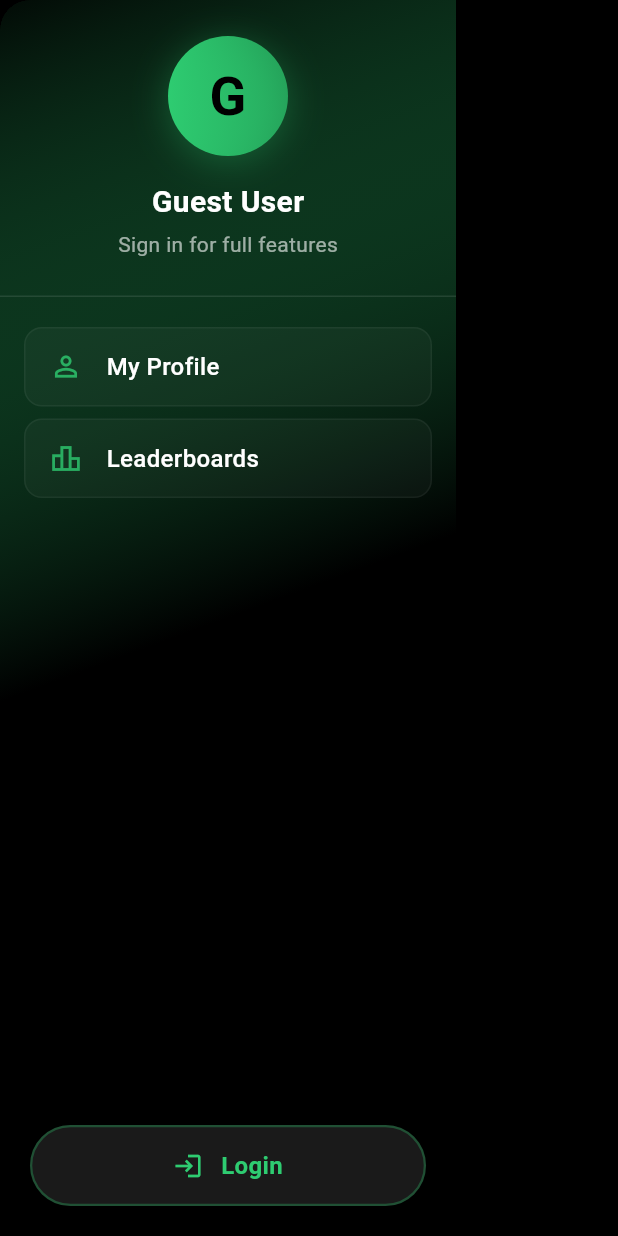
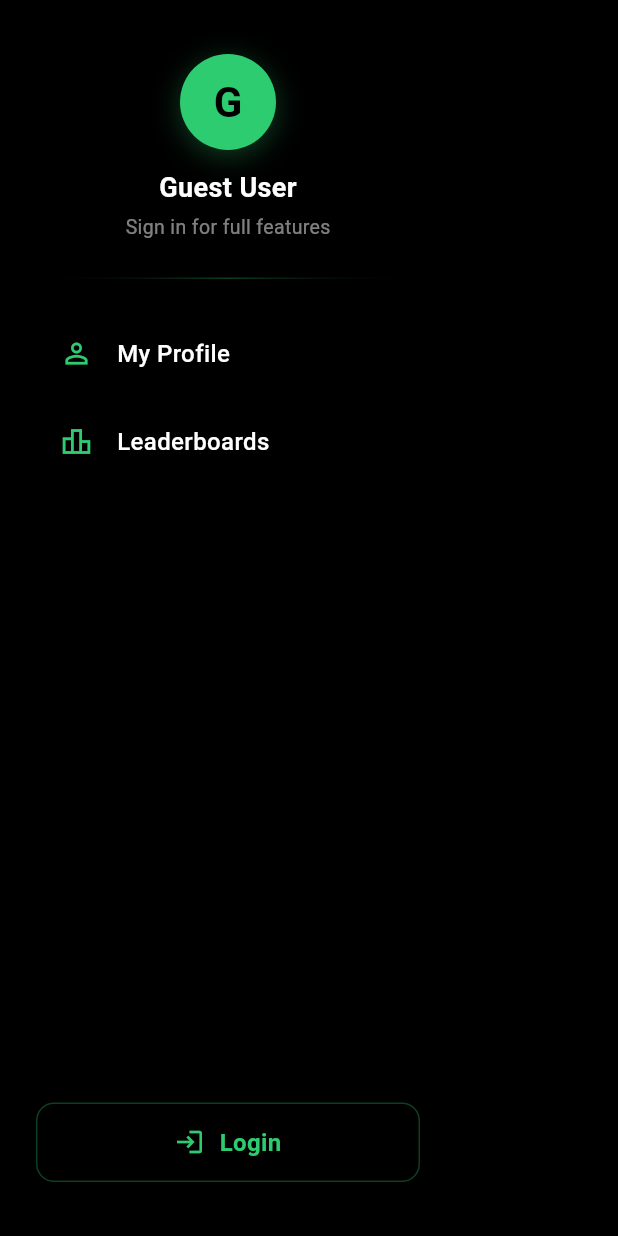
Before and after one commit to Walapalam/VisuaLit-Flutter_2.0, a Flutter app: the AppDrawer widget shown alone on an empty page, opened directly, on a phone screen of 412 x 824 dp. Run offline on Flutter 3.47's test engine with Material 3 defaults, Android fonts, the phone set to English and light mode, and no system bars; our stand-ins replace appwrite, cached_network_image, connectivity_plus, csslib, device_info_plus, file_picker and 16 more; missing offline and left inert: epubx, flutter_html_svg, flutter_html_table, screen_brightness; accounts and stored records are empty; generated files the repository leaves out were written again; network calls fail.

```diff
--- a/lib/features/app_drawer.dart
+++ b/lib/features/app_drawer.dart
@@ -21,45 +21,34 @@ class AppDrawer extends ConsumerWidget {
         ),
       ),
       child: Container(
-        decoration: BoxDecoration(
-          borderRadius: const BorderRadius.only(
+        decoration: const BoxDecoration(
+          borderRadius: BorderRadius.only(
             topLeft: Radius.circular(20),
             bottomLeft: Radius.circular(20),
           ),
-          gradient: LinearGradient(
-            begin: Alignment.topLeft,
-            end: Alignment.bottomRight,
-            colors: [
-              AppTheme.primaryGreen.withOpacity(0.05),
-              AppTheme.black,
-              AppTheme.black,
-            ],
-          ),
+          color: AppTheme.black,
         ),
         child: SafeArea(
+          child: Padding(
+            padding: const EdgeInsets.symmetric(vertical: 20),
             child: Column(
               children: [
-              // Header Section
-              Container(
-                padding: const EdgeInsets.all(24),
+                // Header Section - Compact
+                Padding(
+                  padding: const EdgeInsets.fromLTRB(24, 16, 24, 24),
                   child: Column(
                     children: [
-                    // Profile Avatar
+                      // Profile Avatar - Smaller
                       Container(
-                      width: 80,
-                      height: 80,
+                        width: 64,
+                        height: 64,
                         decoration: BoxDecoration(
                           shape: BoxShape.circle,
-                        gradient: LinearGradient(
-                          colors: [
-                            AppTheme.primaryGreen,
-                            AppTheme.primaryGreen.withOpacity(0.7),
-                          ],
-                        ),
+                          color: AppTheme.primaryGreen,
                           boxShadow: [
                             BoxShadow(
                               color: AppTheme.primaryGreen.withOpacity(0.3),
-                            blurRadius: 20,
+                              blurRadius: 16,
                               offset: const Offset(0, 4),
                             ),
                           ],
@@ -70,20 +59,20 @@ class AppDrawer extends ConsumerWidget {
                                 ? user!.displayName![0].toUpperCase()
                                 : 'G',
                             style: const TextStyle(
-                            fontSize: 36,
+                              fontSize: 28,
                               fontWeight: FontWeight.bold,
                               color: AppTheme.black,
                             ),
                           ),
                         ),
                       ),
-                    const SizedBox(height: 16),
+                      const SizedBox(height: 12),
                       // User Name
                       Text(
                         user?.displayName ?? 'Guest User',
                         style: const TextStyle(
                           color: AppTheme.white,
-                        fontSize: 20,
+                          fontSize: 18,
                           fontWeight: FontWeight.bold,
                         ),
                       ),
@@ -92,20 +81,35 @@ class AppDrawer extends ConsumerWidget {
                       Text(
                         user?.email ?? 'Sign in for full features',
                         style: TextStyle(
-                        color: AppTheme.white.withOpacity(0.6),
-                        fontSize: 14,
+                          color: AppTheme.white.withOpacity(0.5),
+                          fontSize: 13,
                         ),
+                        maxLines: 1,
+                        overflow: TextOverflow.ellipsis,
                       ),
                     ],
                   ),
                 ),
 
-              const Divider(color: Colors.white10, height: 1, thickness: 1),
+                // Thin divider
+                Container(
+                  height: 1,
+                  margin: const EdgeInsets.symmetric(horizontal: 24),
+                  decoration: BoxDecoration(
+                    gradient: LinearGradient(
+                      colors: [
+                        Colors.transparent,
+                        AppTheme.primaryGreen.withOpacity(0.3),
+                        Colors.transparent,
+                      ],
+                    ),
+                  ),
+                ),
 
-              const SizedBox(height: 16),
+                const SizedBox(height: 24),
 
-              // Menu Items
-              _buildMenuItem(
+                // Menu Items - Simpler design
+                _buildSimpleMenuItem(
                   icon: Icons.person_outline,
                   label: 'My Profile',
                   onTap: () {
@@ -113,7 +117,8 @@ class AppDrawer extends ConsumerWidget {
                     // TODO: Navigate to profile screen
                   },
                 ),
-              _buildMenuItem(
+                const SizedBox(height: 8),
+                _buildSimpleMenuItem(
                   icon: Icons.leaderboard_outlined,
                   label: 'Leaderboards',
                   onTap: () {
@@ -124,13 +129,13 @@ class AppDrawer extends ConsumerWidget {
 
                 const Spacer(),
 
-              // Logout/Login Button
+                // Logout/Login Button - Cleaner
                 Padding(
-                padding: const EdgeInsets.all(20),
+                  padding: const EdgeInsets.symmetric(horizontal: 24),
                   child:
                       authState.status == AuthStatus.authenticated ||
                           authState.status == AuthStatus.guest
-                    ? _buildActionButton(
+                      ? _buildCleanActionButton(
                           icon: Icons.logout,
                           label: 'Logout',
                           onTap: () {
@@ -138,7 +143,7 @@ class AppDrawer extends ConsumerWidget {
                             ref.read(authControllerProvider.notifier).logout();
                           },
                         )
-                    : _buildActionButton(
+                      : _buildCleanActionButton(
                           icon: Icons.login,
                           label: 'Login',
                           onTap: () {
@@ -147,42 +152,32 @@ class AppDrawer extends ConsumerWidget {
                           },
                         ),
                 ),
+                const SizedBox(height: 16),
               ],
+            ),
           ),
         ),
       ),
     );
   }
 
-  Widget _buildMenuItem({
+  Widget _buildSimpleMenuItem({
     required IconData icon,
     required String label,
     required VoidCallback onTap,
   }) {
     return Padding(
-      padding: const EdgeInsets.symmetric(horizontal: 16, vertical: 4),
+      padding: const EdgeInsets.symmetric(horizontal: 24),
       child: Material(
         color: Colors.transparent,
         child: InkWell(
           onTap: onTap,
           borderRadius: BorderRadius.circular(12),
-          child: Container(
+          child: Padding(
             padding: const EdgeInsets.symmetric(horizontal: 16, vertical: 14),
-            decoration: BoxDecoration(
-              color: Colors.white.withOpacity(0.03),
-              borderRadius: BorderRadius.circular(12),
-              border: Border.all(
-                color: Colors.white.withOpacity(0.05),
-                width: 1,
-              ),
-            ),
             child: Row(
               children: [
-                Icon(
-                  icon,
-                  color: AppTheme.primaryGreen.withOpacity(0.8),
-                  size: 22,
-                ),
+                Icon(icon, color: AppTheme.primaryGreen, size: 22),
                 const SizedBox(width: 16),
                 Text(
                   label,
@@ -200,7 +195,7 @@ class AppDrawer extends ConsumerWidget {
     );
   }
 
-  Widget _buildActionButton({
+  Widget _buildCleanActionButton({
     required IconData icon,
     required String label,
     required VoidCallback onTap,
@@ -209,22 +204,21 @@ class AppDrawer extends ConsumerWidget {
       color: Colors.transparent,
       child: InkWell(
         onTap: onTap,
-        borderRadius: BorderRadius.circular(30),
+        borderRadius: BorderRadius.circular(12),
         child: Container(
-          padding: const EdgeInsets.symmetric(horizontal: 24, vertical: 14),
+          padding: const EdgeInsets.symmetric(vertical: 14),
           decoration: BoxDecoration(
-            color: const Color(0xFF1A1A1A),
-            borderRadius: BorderRadius.circular(30),
+            borderRadius: BorderRadius.circular(12),
             border: Border.all(
               color: AppTheme.primaryGreen.withOpacity(0.3),
-              width: 1.5,
+              width: 1,
             ),
           ),
           child: Row(
             mainAxisAlignment: MainAxisAlignment.center,
             children: [
               Icon(icon, color: AppTheme.primaryGreen, size: 20),
-              const SizedBox(width: 12),
+              const SizedBox(width: 10),
               Text(
                 label,
                 style: const TextStyle(
--- a/lib/features/home/presentation/widgets/currently_reading_carousel.dart
+++ b/lib/features/home/presentation/widgets/currently_reading_carousel.dart
@@ -151,7 +151,9 @@ class CurrentlyReadingCarousel extends StatelessWidget {
                           opacity: isFocused ? 1.0 : 0.0,
                           child: isFocused
                               ? Padding(
-                                  padding: const EdgeInsets.only(top: 10),
+                                  padding: const EdgeInsets.only(
+                                    top: 3,
+                                  ), // Reduced from 10
                                   child: GestureDetector(
                                     onTap: () {
                                       context.pushNamed(
--- a/lib/shared_widgets/book_card.dart
+++ b/lib/shared_widgets/book_card.dart
@@ -23,7 +23,7 @@ class BookCard extends StatelessWidget {
     return GestureDetector(
       onTap: onTap,
       child: Container(
-        width: 110, // Better aspect ratio for book covers
+        width: 130, // Increased from 110 for better visibility
         margin: const EdgeInsets.only(right: 16.0),
         child: Column(
           crossAxisAlignment: CrossAxisAlignment.start,
```
Lines whose indentation alone changed are shown as unchanged.
